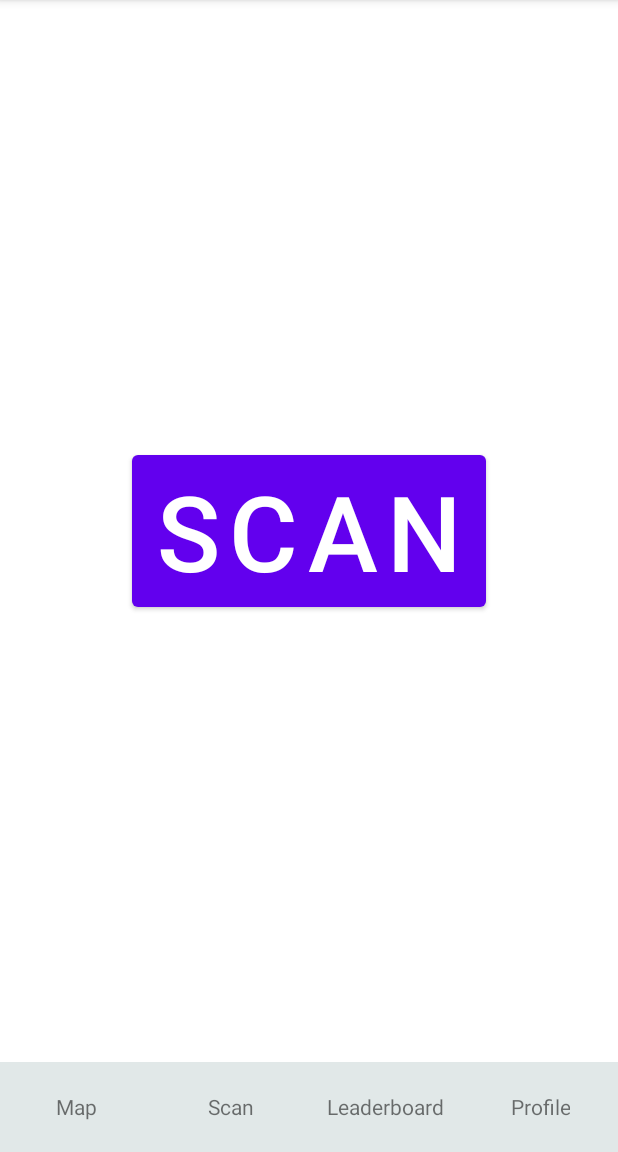
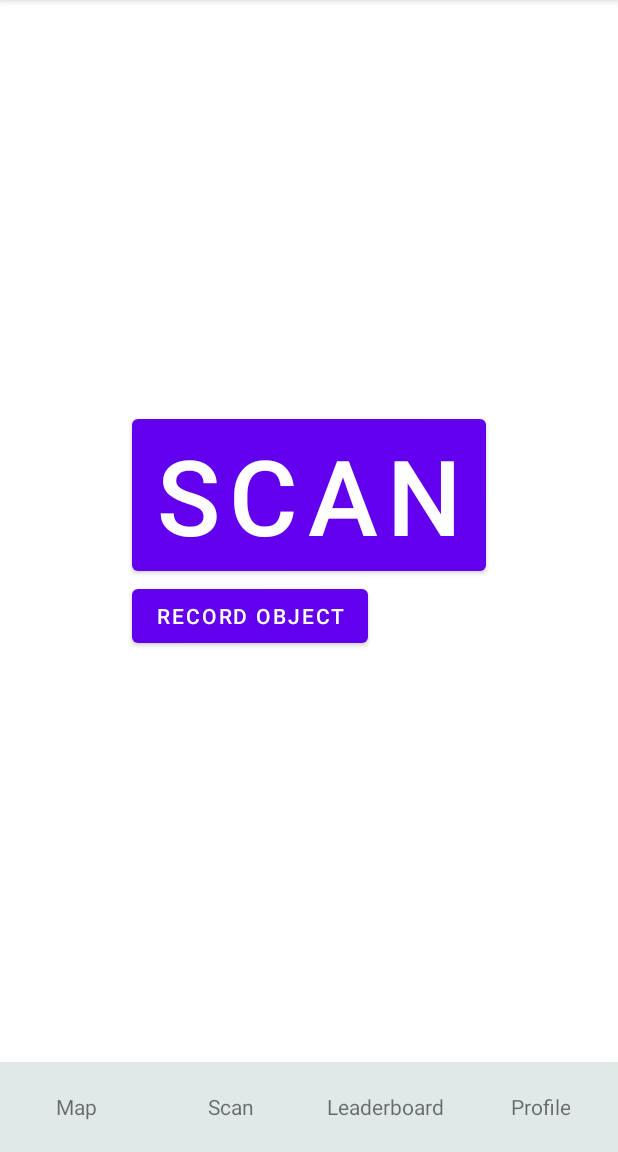
Before and after one commit to CMPUT301W23T20/QR-GO, an Android app: the screen it shows after launch (MainActivity), after a tap on "Scan", on a phone screen of 412 x 824 dp, the part 84-1236 px from its top. Run offline under Robolectric (Android 15) with nearby library versions, the phone set to English and light mode, and no system bars; libraries missing offline, so code that uses them is left out: com.google.zxing.integration, com.journeyapps.barcodescanner.

Commit message:
added a working camera to record objects

```diff
--- a/app/src/main/java/com/example/qr_go/ScanFragment.java
+++ b/app/src/main/java/com/example/qr_go/ScanFragment.java
@@ -1,13 +1,21 @@
 package com.example.qr_go;
 
+import static android.app.Activity.RESULT_OK;
+import static com.google.zxing.integration.android.IntentIntegrator.REQUEST_CODE;
+
+import android.app.Activity;
 import android.content.DialogInterface;
+import android.content.Intent;
+import android.graphics.Bitmap;
 import android.os.Bundle;
+import android.provider.MediaStore;
 import android.view.LayoutInflater;
 import android.view.View;
 import android.view.ViewGroup;
 import android.widget.Button;
 
 import androidx.activity.result.ActivityResultLauncher;
+import androidx.annotation.Nullable;
 import androidx.appcompat.app.AlertDialog;
 import androidx.fragment.app.Fragment;
 
@@ -76,8 +84,7 @@ public class ScanFragment extends Fragment {
         // Inflate the layout for this fragment
         view = inflater.inflate(R.layout.fragment_scan, container, false);
         Button scanButton = view.findViewById(R.id.btn_scan);
-
-
+        Button recordButton = view.findViewById(R.id.btn_record);
 
         scanButton.setOnClickListener(v->
         {
@@ -85,8 +92,26 @@ public class ScanFragment extends Fragment {
 
         });
 
+        recordButton.setOnClickListener(new View.OnClickListener() {
+            @Override
+            public void onClick(View v) {
+                Intent cameraIntent = new Intent(MediaStore.ACTION_IMAGE_CAPTURE);
+                startActivityForResult(cameraIntent,REQUEST_CODE);
+
+            }
+        });
+
 
         return view;
+    }
+
+    @Override
+    public void onActivityResult(int requestCode, int resultCode, @Nullable Intent data) {
+        if (requestCode == REQUEST_CODE && resultCode == RESULT_OK)  //potential probelm
+        {
+            Bitmap photo = (Bitmap) data.getExtras().get("data");
+            // pass photo to be stored with QR code here
+        }
     }
 
     private void scanCode(){
@@ -114,6 +139,7 @@ public class ScanFragment extends Fragment {
                     dialog.dismiss();
                 }
             }).show();
+            // show fragment for camera here to record object
         }
     });
 
--- a/app/src/main/res/layout/fragment_scan.xml
+++ b/app/src/main/res/layout/fragment_scan.xml
@@ -12,5 +12,12 @@
         android:text="Scan"
         android:textSize="70sp"/>
 
+    <Button
+        android:id="@+id/btn_record"
+        android:layout_width="wrap_content"
+        android:layout_height="wrap_content"
+        android:layout_below="@+id/btn_scan"
+        android:text="Record Object" />
+
 
 </RelativeLayout>
```
Also changed, not shown: app/src/main/AndroidManifest.xml (+6 -1 lines).
